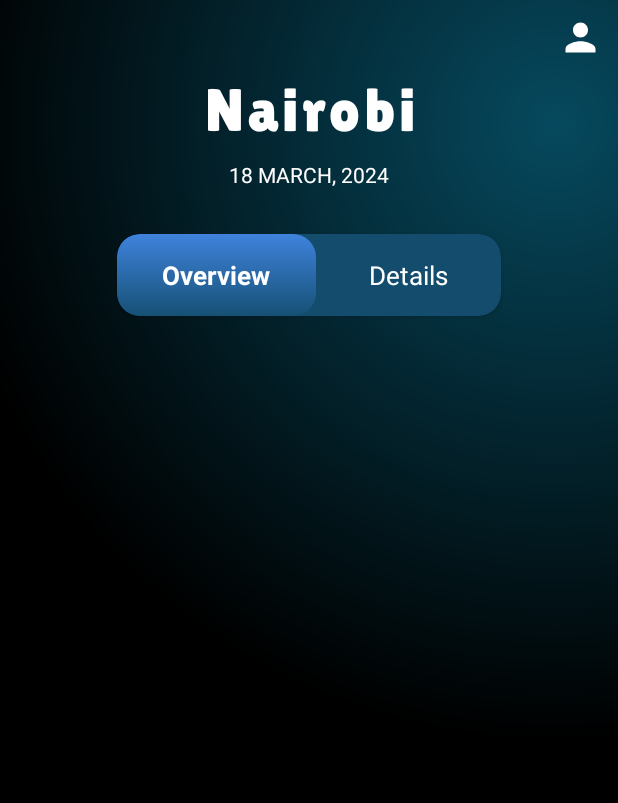
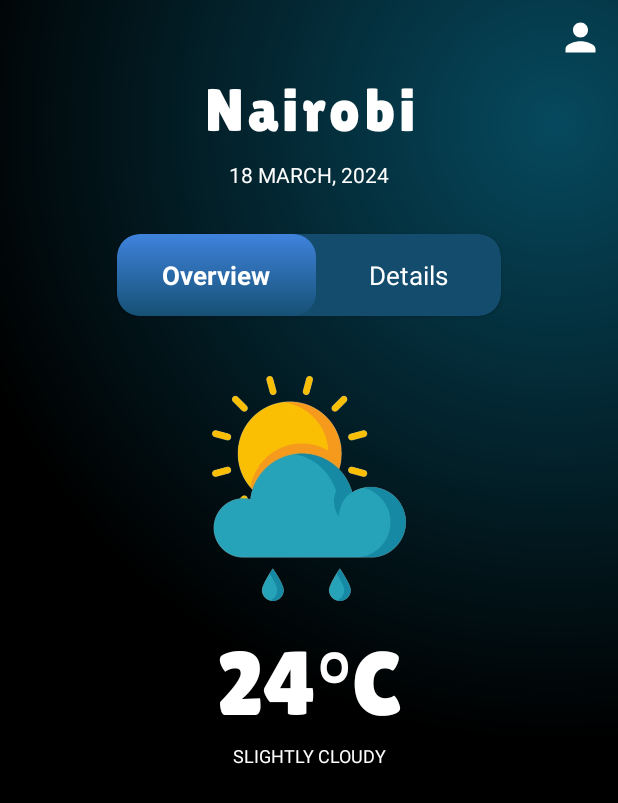
Before and after one commit to githiomi/Skyesque, an Android app: the screen it shows after launch (HomeActivity), on a phone screen of 412 x 824 dp. Shown: the top 803 px of the screen. Run offline under Robolectric (Android 15) with nearby library versions, the phone set to English and light mode, and no system bars.

Commit message:
Added all layout xml files

```diff
--- /dev/null
+++ b/app/src/main/java/com/alu/skyesque/OverviewFragment.java
@@ -0,0 +1,64 @@
+package com.alu.skyesque;
+
+import android.os.Bundle;
+
+import androidx.fragment.app.Fragment;
+
+import android.view.LayoutInflater;
+import android.view.View;
+import android.view.ViewGroup;
+
+/**
+ * A simple {@link Fragment} subclass.
+ * Use the {@link OverviewFragment#newInstance} factory method to
+ * create an instance of this fragment.
+ */
+public class OverviewFragment extends Fragment {
+
+    // TODO: Rename parameter arguments, choose names that match
+    // the fragment initialization parameters, e.g. ARG_ITEM_NUMBER
+    private static final String ARG_PARAM1 = "param1";
+    private static final String ARG_PARAM2 = "param2";
+
+    // TODO: Rename and change types of parameters
+    private String mParam1;
+    private String mParam2;
+
+    public OverviewFragment() {
+        // Required empty public constructor
+    }
+
+    /**
+     * Use this factory method to create a new instance of
+     * this fragment using the provided parameters.
+     *
+     * @param param1 Parameter 1.
+     * @param param2 Parameter 2.
+     * @return A new instance of fragment OverviewFragment.
+     */
+    // TODO: Rename and change types and number of parameters
+    public static OverviewFragment newInstance(String param1, String param2) {
+        OverviewFragment fragment = new OverviewFragment();
+        Bundle args = new Bundle();
+        args.putString(ARG_PARAM1, param1);
+        args.putString(ARG_PARAM2, param2);
+        fragment.setArguments(args);
+        return fragment;
+    }
+
+    @Override
+    public void onCreate(Bundle savedInstanceState) {
+        super.onCreate(savedInstanceState);
+        if (getArguments() != null) {
+            mParam1 = getArguments().getString(ARG_PARAM1);
+            mParam2 = getArguments().getString(ARG_PARAM2);
+        }
+    }
+
+    @Override
+    public View onCreateView(LayoutInflater inflater, ViewGroup container,
+                             Bundle savedInstanceState) {
+        // Inflate the layout for this fragment
+        return inflater.inflate(R.layout.fragment_overview, container, false);
+    }
+}
--- /dev/null
+++ b/app/src/main/res/layout/fragment_overview.xml
@@ -0,0 +1,47 @@
+<?xml version="1.0" encoding="utf-8"?>
+<FrameLayout xmlns:android="http://schemas.android.com/apk/res/android"
+    xmlns:tools="http://schemas.android.com/tools"
+    android:layout_width="match_parent"
+    android:layout_height="match_parent"
+    tools:context=".OverviewFragment">
+
+    <RelativeLayout
+        android:layout_width="match_parent"
+        android:layout_height="match_parent"
+        android:layout_marginVertical="20dp">
+
+        <ImageView
+            android:id="@+id/IV_currentWeatherVisual"
+            android:layout_width="150dp"
+            android:layout_height="150dp"
+            android:layout_centerHorizontal="true"
+            android:layout_marginBottom="20dp"
+            android:contentDescription="@string/app_name"
+            android:src="@drawable/weather_icon" />
+
+        <TextView
+            android:id="@+id/TV_currentTemperature"
+            android:layout_width="match_parent"
+            android:layout_height="wrap_content"
+            android:layout_below="@id/IV_currentWeatherVisual"
+            android:layout_marginBottom="5dp"
+            android:fontFamily="@font/lilita_one"
+            android:text="@string/current_temperature_placeholder"
+            android:textAlignment="center"
+            android:textColor="@color/white"
+            android:textSize="60sp" />
+
+        <TextView
+            android:id="@+id/TV_currentState"
+            android:layout_width="match_parent"
+            android:layout_height="wrap_content"
+            android:layout_below="@id/TV_currentTemperature"
+            android:text="@string/current_state_placeholder"
+            android:textAlignment="center"
+            android:textSize="12sp"
+            android:textColor="@color/white"
+            android:textAllCaps="true" />
+
+    </RelativeLayout>
+
+</FrameLayout>
```
Also changed, not shown: app/src/main/java/com/alu/skyesque/DetailsFragment.java (added, +64 -0 lines), app/src/main/res/layout/activity_main.xml (+33 -9 lines), app/src/main/res/layout/fragment_details.xml (added, +14 -0 lines).
